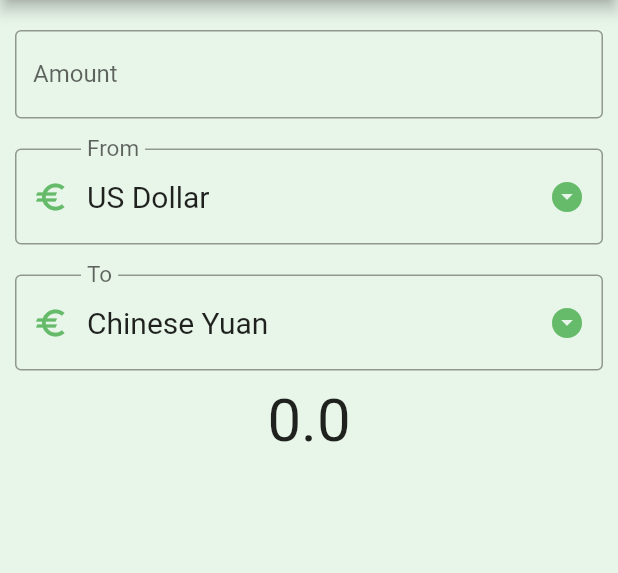
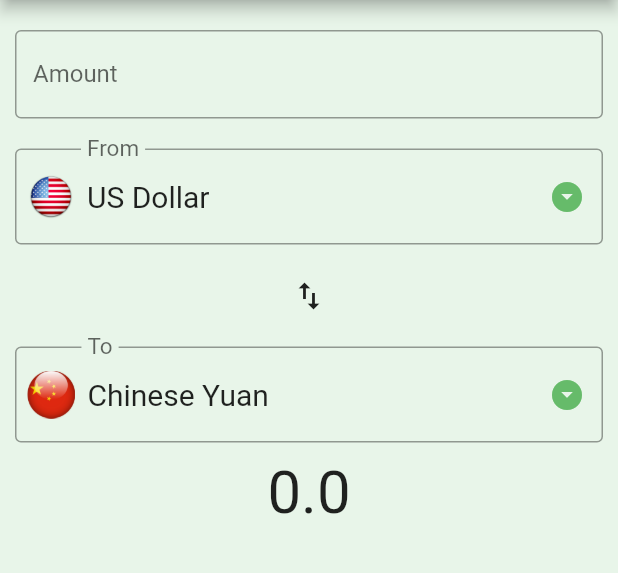
Before and after one commit to ihagverdi/flutter_currency_converter, a Flutter app: the screen it shows after launch, on a phone screen of 412 x 824 dp, the part 84-657 px from its top. Run offline on Flutter 3.47's test engine with Material 2 defaults, Android fonts, the phone set to English and light mode, and no system bars.

Commit message:
edit\add some stuff
1_ regex problem is fixed.
2_ switch button is added (to switch between from and to easily).
3_ flag to the corresponding currency is added.

```diff
--- a/lib/main.dart
+++ b/lib/main.dart
@@ -1,7 +1,5 @@
 import 'package:flutter/material.dart';
 import 'package:flutter/services.dart';
-
-//import 'widgets/DropdownCurrency.dart';
 
 void main() => runApp(MyApp());
 
@@ -56,13 +54,13 @@ class _MyHomeState extends State<MyHome> {
 
   double convertCurrency() {
     double result = 0;
-    // if (_amountController.text.isNotEmpty &&
-    //     (_amountController.text[_amountController.text.length - 1] != '.')) {
-    //   result = (currencies_base_usd[_dropDownValue_from]! *
-    //           double.parse(_amountController.text)) /
-    //       currencies_base_usd[_dropDownValue_to]!;
-    // }
-    return result;
+    if (_amountController.text.isNotEmpty &&
+        (_amountController.text[_amountController.text.length - 1] != '.')) {
+      result = (currencies_base_usd[_dropDownValue_from]! *
+              double.parse(_amountController.text)) /
+          currencies_base_usd[_dropDownValue_to]!;
+    }
+    return double.parse(result.toStringAsFixed(8));
   }
 
   @override
@@ -84,16 +82,16 @@ class _MyHomeState extends State<MyHome> {
               //color: Colors.red,
               child: TextFormField(
                 controller: _amountController,
-                keyboardType: TextInputType.number,
-                inputFormatters: [
-                  FilteringTextInputFormatter.allow(RegExp(r'[\d.?\d]{1}')),
-                  FilteringTextInputFormatter.deny(RegExp(r'\s')),
-                  //LengthLimitingTextInputFormatter(maxLength)
-                ],
+                keyboardType:
+                    const TextInputType.numberWithOptions(decimal: true),
                 decoration: InputDecoration(
                   labelText: 'Amount',
                   border: OutlineInputBorder(),
                 ),
+                inputFormatters: <TextInputFormatter>[
+                  FilteringTextInputFormatter.allow(
+                      RegExp(r'[0-9]+[.]?[0-9]*')),
+                ],
               ),
             ),
             Container(
@@ -125,12 +123,27 @@ class _MyHomeState extends State<MyHome> {
                   labelStyle: TextStyle(fontSize: 20.0),
                   border: OutlineInputBorder(),
                   labelText: 'From',
-                  prefixIcon: Icon(
-                    Icons.euro, //dynamic with Curr.type
-                    color: Colors.green[400],
+                  prefixIcon: Padding(
+                    padding: const EdgeInsets.all(8.0),
+                    child: Image(
+                      height: 20.0,
+                      image: AssetImage(
+                        "images/$_dropDownValue_from.png",
+                      ),
+                    ),
                   ),
                 ),
               ),
+            ),
+            IconButton(
+              onPressed: () {
+                setState(() {
+                  var temp = _dropDownValue_from;
+                  _dropDownValue_from = _dropDownValue_to;
+                  _dropDownValue_to = temp;
+                });
+              },
+              icon: Icon(Icons.swap_vert),
             ),
             Container(
               //color: Colors.red,
@@ -161,9 +174,14 @@ class _MyHomeState extends State<MyHome> {
                   labelStyle: TextStyle(fontSize: 20.0),
                   border: OutlineInputBorder(),
                   labelText: 'To',
-                  prefixIcon: Icon(
-                    Icons.euro, //dynamic with Curr.type
-                    color: Colors.green[400],
+                  prefixIcon: Padding(
+                    padding: const EdgeInsets.all(8.0),
+                    child: Image(
+                      height: 20.0,
+                      image: AssetImage(
+                        "images/$_dropDownValue_to.png",
+                      ),
+                    ),
                   ),
                 ),
               ),
@@ -175,13 +193,6 @@ class _MyHomeState extends State<MyHome> {
               ),
               textAlign: TextAlign.center,
             ),
-            Text(
-              _amountController.text,
-              style: TextStyle(
-                fontSize: 40.0,
-              ),
-              textAlign: TextAlign.center,
-            ),
           ],
         ),
       ),
```
Also changed, not shown: pubspec.yaml (+9 -4 lines), images/British Pound.png (added), images/Chinese Yuan.png (added), images/Euro.png (added), images/Japanese Yen.png (added), images/South Korean Wan.png (added), images/Swedish Krona.png (added), images/US Dollar.png (added), 20 other files.
